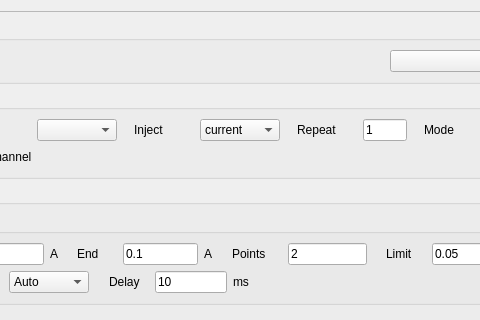
This is plugins/sweep-1.0.0/sweep_settingsWidget.ui in pyIVLS/pyIVLS as Qt 5 draws it before an edit; both pictures show x 122 to 602 and y 0 to 320 of the 1018 by 1015 pixel window. The edited form follows.
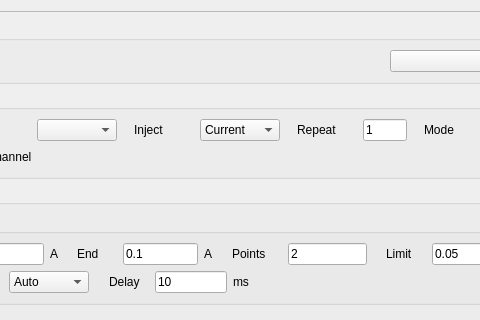
This is the edited form.

What changed in the file:
```diff
--- a/plugins/sweep-1.0.0/sweep_settingsWidget.ui
+++ b/plugins/sweep-1.0.0/sweep_settingsWidget.ui
@@ -169,7 +169,7 @@
                 </property>
                 <item>
                  <property name="text">
-                  <string>current</string>
+                  <string>Current</string>
                  </property>
                 </item>
                 <item>
```
Left out of the diff: 2 changed lines with no effect on the pictures.
